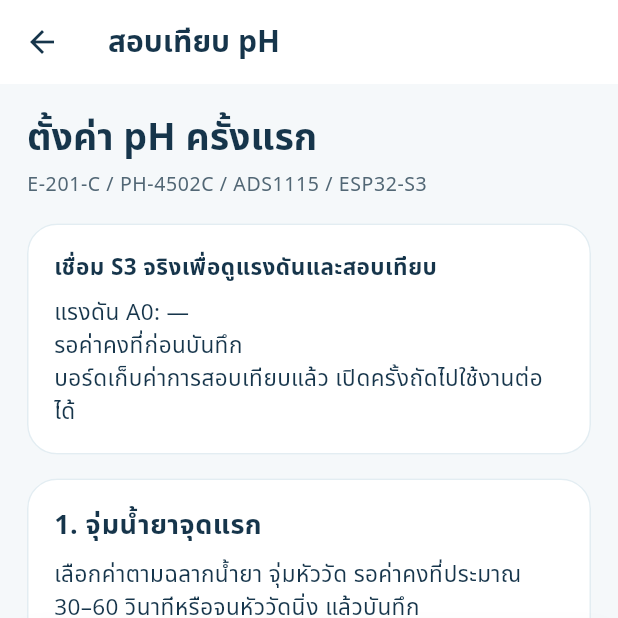
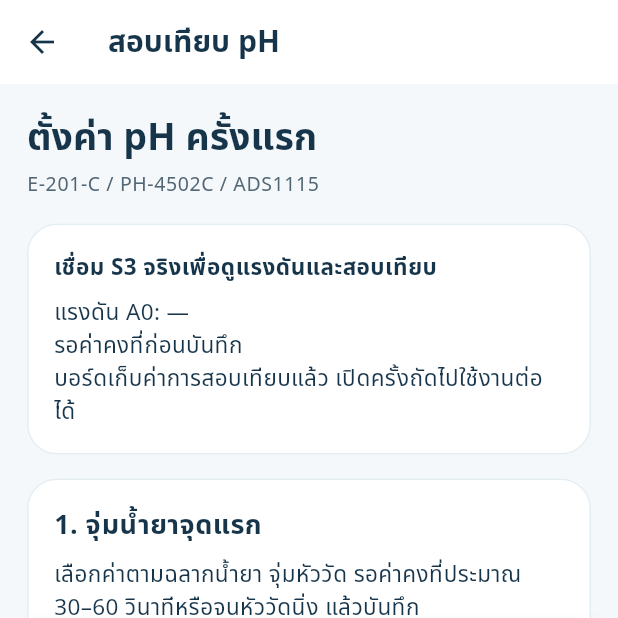
Before and after one commit to Sivacxool/aquafish, a Flutter app: the PhCalibrationScreen screen opened directly, after a tap on an icon or button, on a phone screen of 412 x 824 dp, the top half of it. Run offline on Flutter 3.47's test engine with Material 3 defaults, Android fonts, the phone set to English and light mode, and no system bars; our stand-ins replace flutter_riverpod, flutter_secure_storage, go_router, image_picker, shared_preferences; missing offline and left inert: mobile_scanner; accounts and stored records are empty.

Commit message:
Port AquaHatch controller to ESP32-WROOM-DA

```diff
--- a/aqua_hatch/lib/app/app.dart
+++ b/aqua_hatch/lib/app/app.dart
@@ -246,7 +246,7 @@ class AppShell extends ConsumerWidget {
                                   ),
                                   SizedBox(height: 10),
                                   Text(
-                                    'Aqua Hatch · v0.14.0',
+                                    'Aqua Hatch · v0.15.0',
                                     style: TextStyle(
                                       fontSize: 12,
                                       color: AquaColors.muted,
--- a/aqua_hatch/lib/features/connection_journey.dart
+++ b/aqua_hatch/lib/features/connection_journey.dart
@@ -384,7 +384,7 @@ class _ConnectionPreviewScreenState extends State<ConnectionPreviewScreen> {
                     step: _step,
                     title: titles[_step],
                     subtitle: explanations[_step],
-                    device: 'ESP32-S3 · บอร์ดหลัก',
+                    device: 'ESP32-WROOM-DA · บอร์ดหลัก',
                     busy: _step == 3,
                   ),
                   const SizedBox(height: 24),
--- a/aqua_hatch/lib/features/connection_overview.dart
+++ b/aqua_hatch/lib/features/connection_overview.dart
@@ -21,7 +21,7 @@ class ConnectionOverview extends StatelessWidget {
     final boardCard = _DeviceStep(
       number: '01',
       title: 'บอร์ดหลัก',
-      model: 'ESP32-S3',
+      model: 'ESP32-WROOM-DA',
       description: 'รับค่าอุณหภูมิและออกซิเจนในน้ำ',
       icon: Icons.memory_rounded,
       status: boardOnline
--- a/aqua_hatch/lib/features/ph_calibration.dart
+++ b/aqua_hatch/lib/features/ph_calibration.dart
@@ -75,7 +75,7 @@ class _PhCalibrationScreenState extends ConsumerState<PhCalibrationScreen> {
         children: [
           const PageTitle(
             'ตั้งค่า pH ครั้งแรก',
-            'E-201-C / PH-4502C / ADS1115 / ESP32-S3',
+            'E-201-C / PH-4502C / ADS1115',
           ),
           Surface(
             child: Column(
@@ -179,7 +179,7 @@ class _PhCalibrationScreenState extends ConsumerState<PhCalibrationScreen> {
                   style: TextStyle(fontWeight: FontWeight.w700),
                 ),
                 Text(
-                  'ADS1115: VDD = 3.3V · GND ร่วม · SDA = GPIO8 · SCL = GPIO9 · ADDR = GND',
+                  'ADS1115: VDD = 3.3V · GND ร่วม · ADDR = GND · ต่อ SDA/SCL ตามผังของบอร์ดหลัก',
                 ),
                 SizedBox(height: 8),
                 Text(
--- a/aqua_hatch/lib/features/qr_pairing.dart
+++ b/aqua_hatch/lib/features/qr_pairing.dart
@@ -207,7 +207,7 @@ class _QrPairingScreenState extends ConsumerState<QrPairingScreen> {
                 children: [
                   Text(
                     identity.kind == 's3'
-                        ? 'บอร์ดหลัก ESP32-S3'
+                        ? 'บอร์ดหลัก ESP32'
                         : 'กล้อง ESP32-CAM',
                     style: const TextStyle(
                       fontSize: 20,
--- a/aqua_hatch/lib/features/settings.dart
+++ b/aqua_hatch/lib/features/settings.dart
@@ -463,7 +463,7 @@ class _SettingsScreenState extends ConsumerState<SettingsScreen> {
                             showFeedback(
                               context,
                               error,
-                              success: 'ESP32-S3 ตอบรับคำสั่งจริงแล้ว',
+                              success: 'บอร์ดหลักตอบรับคำสั่งจริงแล้ว',
                             );
                           }
                         },
@@ -489,7 +489,7 @@ class _SettingsScreenState extends ConsumerState<SettingsScreen> {
           child: Column(
             crossAxisAlignment: CrossAxisAlignment.stretch,
             children: [
-              const Text('SDA → GPIO8 · SCL → GPIO9 · อ่านแรงดันที่ A0'),
+              const Text('อ่านแรงดันที่ขา A0 ของ ADS1115'),
               const SizedBox(height: 12),
               OutlinedButton.icon(
                 onPressed: () => Navigator.of(context).push(
--- a/aqua_hatch/lib/features/wifi_setup.dart
+++ b/aqua_hatch/lib/features/wifi_setup.dart
@@ -907,7 +907,7 @@ class _WifiSetupScreenState extends ConsumerState<WifiSetupScreen> {
                       subtitle: descriptions[_stage],
                       device: widget.camera
                           ? 'ESP32-CAM · กล้อง'
-                          : 'ESP32-S3 · บอร์ดหลัก',
+                          : 'ESP32 · บอร์ดหลัก',
                       busy: _busy,
                       complete: _completed,
                       icon: widget.camera
--- a/aqua_hatch/pubspec.yaml
+++ b/aqua_hatch/pubspec.yaml
@@ -1,7 +1,7 @@
 name: aqua_hatch
 description: แอปภาษาไทยสำหรับเครื่องฟักไข่ปลาดุกอัจฉริยะ
 publish_to: 'none'
-version: 0.14.0+2015
+version: 0.15.0+2016
 
 environment:
   sdk: ^3.12.0
```
Also changed, not shown: 9 other files.
